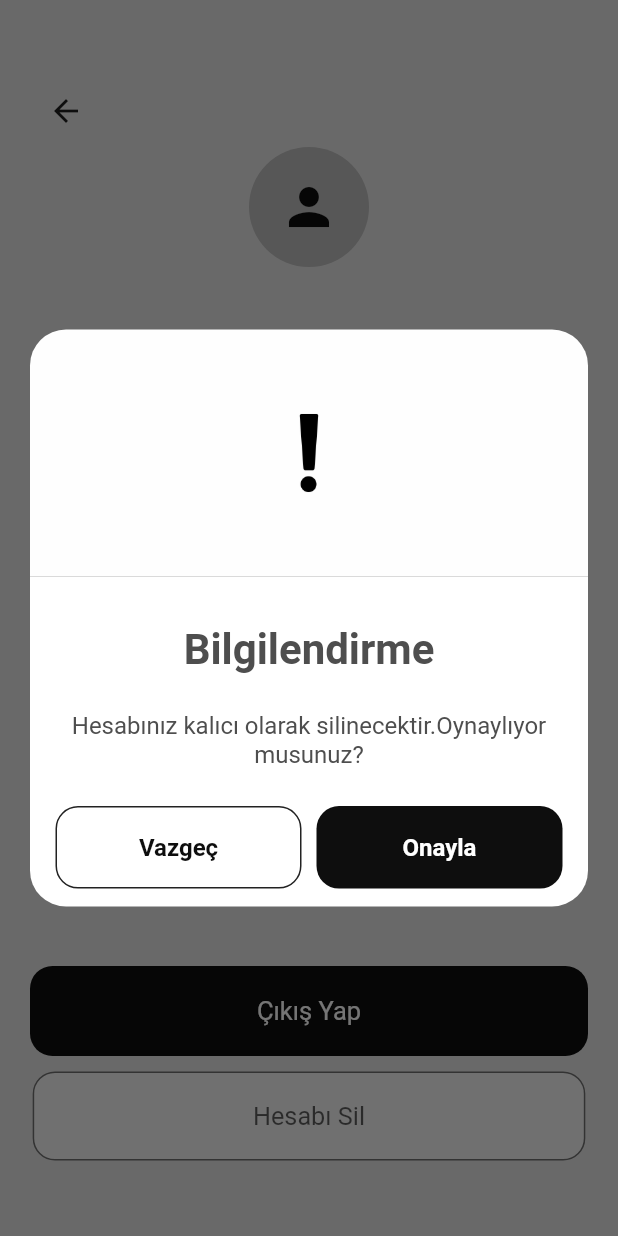
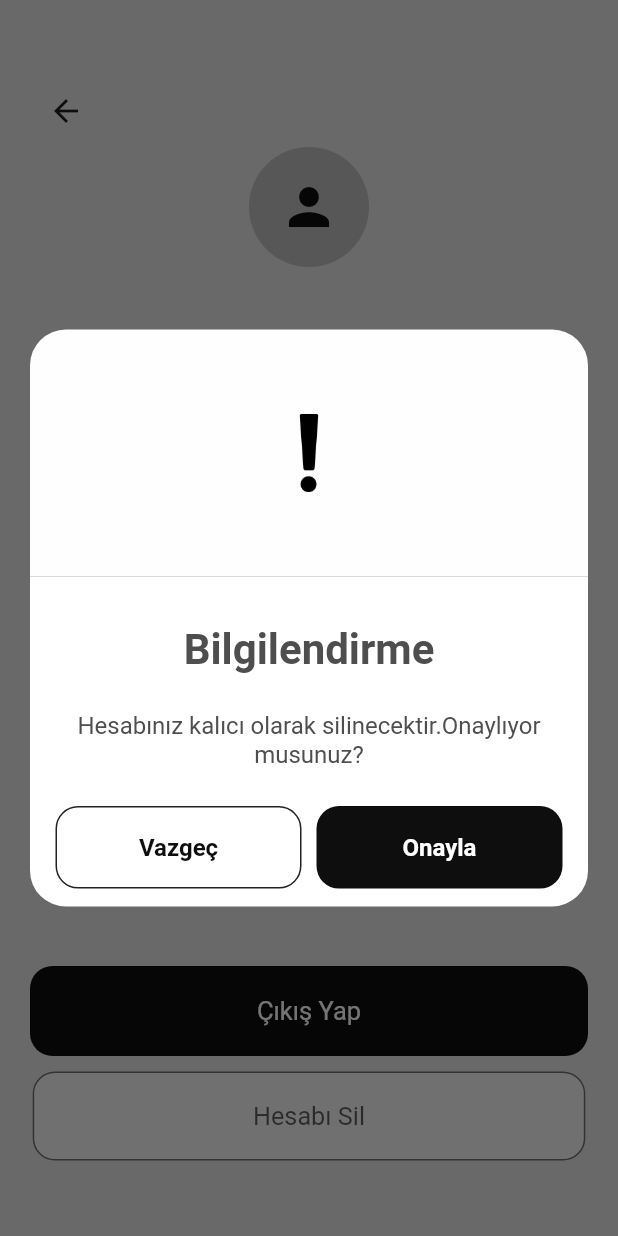
Before and after one commit to yalinyilmaz/flutter_e_store, a Flutter app: the ProfilePage screen opened by its route, after a tap on "Hesabı Sil", on a phone screen of 412 x 824 dp. Run offline on Flutter 3.47's test engine with Material 3 defaults, Android fonts, the phone set to English and light mode, and no system bars; drawn by our look-alikes of loading_overlay; our stand-ins replace dio, dots_indicator, firebase_auth, firebase_core, flutter_riverpod, form_field_validator and 6 more; missing offline and left inert: back_button_interceptor; accounts and stored records are empty; generated files the repository leaves out were written again.

Commit message:
bug fixed

```diff
--- a/lib/feature/home/view/home_profile_page.dart
+++ b/lib/feature/home/view/home_profile_page.dart
@@ -81,7 +81,7 @@ class ProfilePage extends StatelessWidget {
                               purpose: MessageDialogPurpose.warning,
                               caption: "Bilgilendirme",
                               content:
-                                  "Hesabınız kalıcı olarak silinecektir.Oynaylıyor musunuz?");
+                                  "Hesabınız kalıcı olarak silinecektir.Onaylıyor musunuz?");
                         },
                       ),
                     ),
```
